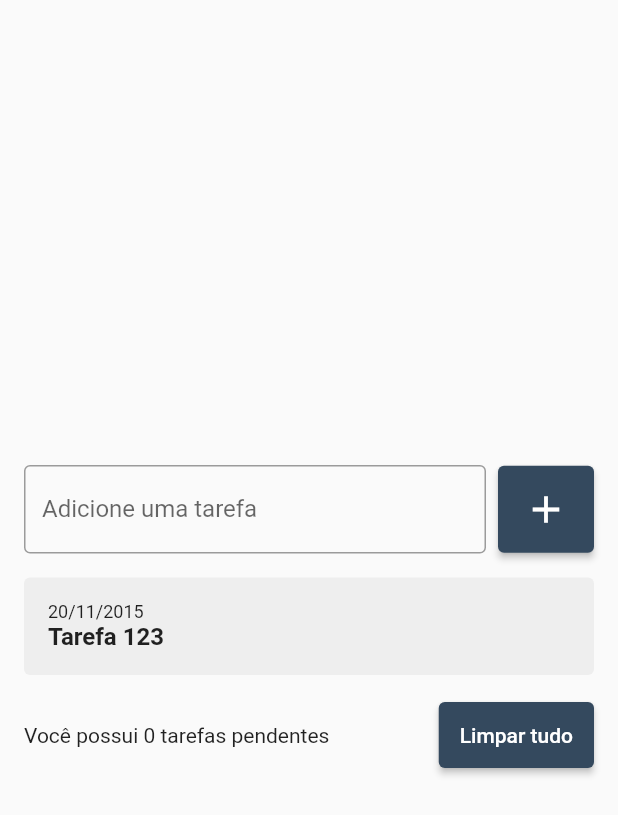
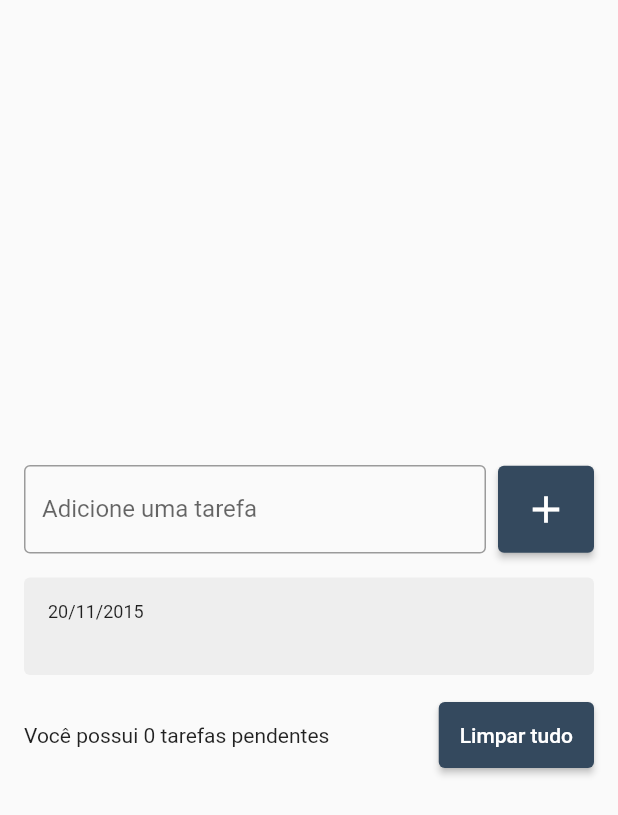
Before and after one commit to martadrozsa/flutter-dart-course, a Flutter app: the screen it shows after launch, after a tap on the "add" icon, on a phone screen of 412 x 824 dp. Shown: the top 815 px of the screen. Run offline on Flutter 3.47's test engine with Material 2 defaults, Android fonts, the phone set to English and light mode, and no system bars.

Commit message:
Use parameters

```diff
--- a/app_todo_list/lib/pages/todo_list_page.dart
+++ b/app_todo_list/lib/pages/todo_list_page.dart
@@ -60,8 +60,9 @@ class _TodoListPageState extends State<TodoListPage> {
                   shrinkWrap: true,
                   children: [
                     for (String todo in todos)
-                      const TodoListItem(),
-
+                      TodoListItem(
+                        title: todo,
+                      ),
                   ],
                 ),
               ),
--- a/app_todo_list/lib/widgets/todo_list_item.dart
+++ b/app_todo_list/lib/widgets/todo_list_item.dart
@@ -1,7 +1,9 @@
 import 'package:flutter/material.dart';
 
 class TodoListItem extends StatelessWidget {
-  const TodoListItem({Key? key}) : super(key: key);
+  const TodoListItem({Key? key, required this.title}) : super(key: key);
+
+  final String title;
 
   @override
   Widget build(BuildContext context) {
@@ -13,14 +15,16 @@ class TodoListItem extends StatelessWidget {
       padding: const EdgeInsets.all(16),
       child: Column(
         crossAxisAlignment: CrossAxisAlignment.start,
-        children: const [
-          Text('20/11/2015',
-          style: TextStyle(
-            fontSize: 12,
-          ),),
+        children: [
+          const Text(
+            '20/11/2015',
+            style: TextStyle(
+              fontSize: 12,
+            ),
+          ),
           Text(
-            'Tarefa 123',
-            style: TextStyle(
+            title,
+            style: const TextStyle(
               fontSize: 16,
               fontWeight: FontWeight.w600,
             ),
```
